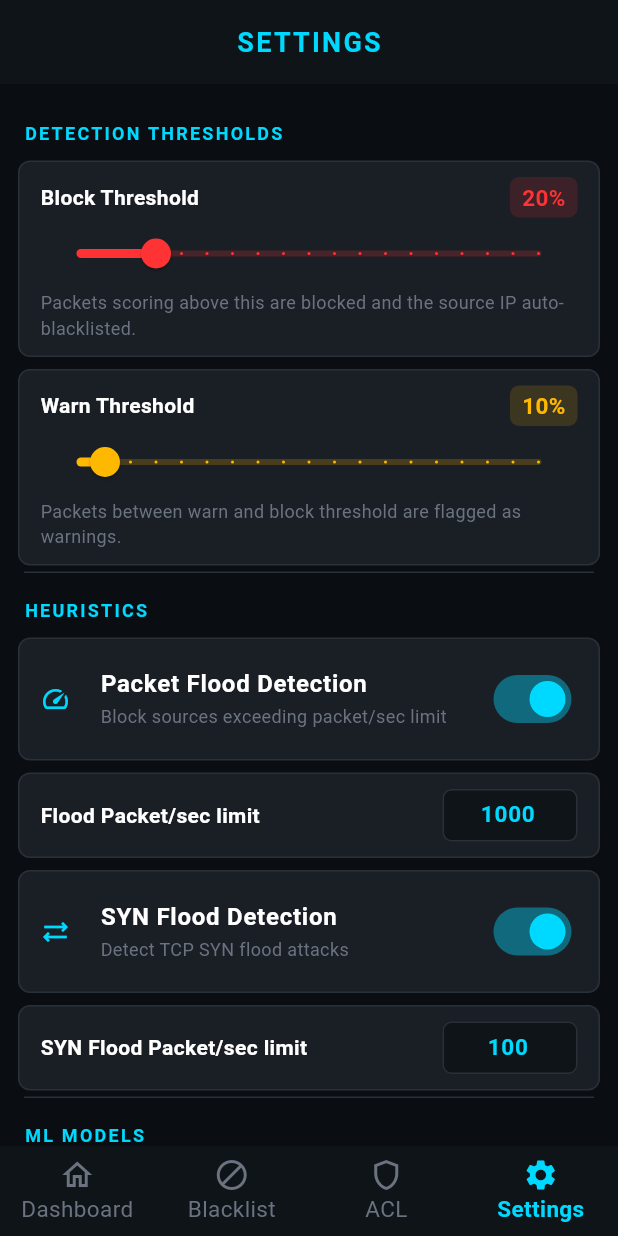
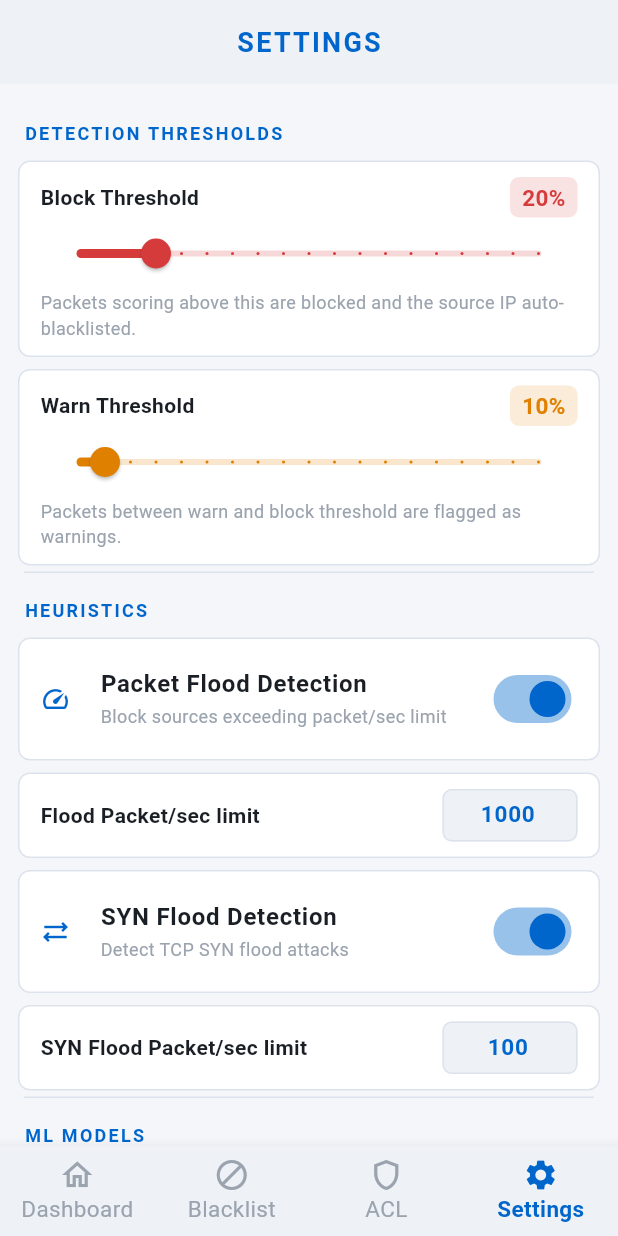
Before and after one commit to issadana/neural_firewall_app, a Flutter app: the screen it shows after launch, item 4 of the bottom bar chosen, on a phone screen of 412 x 824 dp. Run offline on Flutter 3.47's test engine with Material 3 defaults, Android fonts, the phone set to English and light mode, and no system bars; drawn by our look-alikes of badges; our stand-ins replace dio, fl_chart, flutter_animate, flutter_bloc, freezed_annotation, get_it and 5 more.

Commit message:
add white theme

```diff
--- a/lib/app.dart
+++ b/lib/app.dart
@@ -19,7 +19,7 @@ class NeuralFirewallApp extends StatelessWidget {
   Widget build(BuildContext context) {
     return MaterialApp(
       title: AppConstants.appName,
-      theme: AppTheme.darkTheme(),
+      theme: AppTheme.lightTheme(),
       debugShowCheckedModeBanner: false,
       home: const _AppShell(),
     );
--- a/lib/core/theme/app_colors.dart
+++ b/lib/core/theme/app_colors.dart
@@ -1,34 +1,34 @@
 import 'package:flutter/material.dart';
 
 class AppColors {
-  // Primary colors
-  static const Color primaryDark = Color(0xFF0F1419);
-  static const Color primaryBlack = Color(0xFF0A0E12);
-  static const Color accentBlue = Color(0xFF00D9FF);
-  static const Color accentGreen = Color(0xFF00FF41);
+  // Primary colors (backgrounds)
+  static const Color primaryDark = Color(0xFFEEF1F6);
+  static const Color primaryBlack = Color(0xFFF4F6FA);
+  static const Color accentBlue = Color(0xFF0066CC);
+  static const Color accentGreen = Color(0xFF1A9E5C);
 
   // Status colors
-  static const Color statusNormal = Color(0xFF00FF41);
-  static const Color statusWarning = Color(0xFFFFB800);
-  static const Color statusDanger = Color(0xFFFF3333);
+  static const Color statusNormal = Color(0xFF1A9E5C);
+  static const Color statusWarning = Color(0xFFE08000);
+  static const Color statusDanger = Color(0xFFD63B3B);
   static const Color statusCritical = Color(0xFF8B0000);
 
   // UI colors
-  static const Color surfaceLight = Color(0xFF1A1F26);
-  static const Color surfaceDark = Color(0xFF0F1419);
-  static const Color borderColor = Color(0xFF2A3038);
-  static const Color textPrimary = Color(0xFFFFFFFF);
-  static const Color textSecondary = Color(0xFFB0B8C1);
-  static const Color textDisabled = Color(0xFF6B7280);
+  static const Color surfaceLight = Color(0xFFFFFFFF);
+  static const Color surfaceDark = Color(0xFFEEF1F6);
+  static const Color borderColor = Color(0xFFDDE3EC);
+  static const Color textPrimary = Color(0xFF1A1F26);
+  static const Color textSecondary = Color(0xFF5A6472);
+  static const Color textDisabled = Color(0xFF9AA3AE);
 
   // Chart colors
-  static const Color chartLine1 = Color(0xFF00D9FF);
-  static const Color chartLine2 = Color(0xFF00FF41);
-  static const Color chartLine3 = Color(0xFFFF3333);
-  static const Color chartBackground = Color(0xFF1A1F26);
+  static const Color chartLine1 = Color(0xFF0066CC);
+  static const Color chartLine2 = Color(0xFF1A9E5C);
+  static const Color chartLine3 = Color(0xFFD63B3B);
+  static const Color chartBackground = Color(0xFFFFFFFF);
 
   // VPN colors
-  static const Color vpnConnected = Color(0xFF00FF41);
-  static const Color vpnDisconnected = Color(0xFF6B7280);
-  static const Color vpnConnecting = Color(0xFFFFB800);
+  static const Color vpnConnected = Color(0xFF1A9E5C);
+  static const Color vpnDisconnected = Color(0xFF9AA3AE);
+  static const Color vpnConnecting = Color(0xFFE08000);
 }
--- a/lib/core/theme/app_theme.dart
+++ b/lib/core/theme/app_theme.dart
@@ -2,20 +2,30 @@ import 'package:flutter/material.dart';
 import 'app_colors.dart';
 
 class AppTheme {
-  static ThemeData darkTheme() {
+  static ThemeData lightTheme() {
     return ThemeData(
       useMaterial3: true,
-      brightness: Brightness.dark,
+      brightness: Brightness.light,
       primaryColor: AppColors.accentBlue,
-      scaffoldBackgroundColor: AppColors.primaryDark,
+      scaffoldBackgroundColor: AppColors.primaryBlack,
+      colorScheme: const ColorScheme.light(
+        primary: AppColors.accentBlue,
+        surface: AppColors.surfaceLight,
+        onPrimary: Colors.white,
+        onSurface: AppColors.textPrimary,
+      ),
       appBarTheme: const AppBarTheme(
-        backgroundColor: AppColors.primaryBlack,
+        backgroundColor: AppColors.surfaceLight,
+        foregroundColor: AppColors.textPrimary,
         elevation: 0,
+        shadowColor: AppColors.borderColor,
+        surfaceTintColor: Colors.transparent,
         centerTitle: true,
       ),
       cardTheme: CardThemeData(
         color: AppColors.surfaceLight,
-        elevation: 2,
+        elevation: 1,
+        shadowColor: AppColors.borderColor,
         shape: RoundedRectangleBorder(borderRadius: BorderRadius.circular(12)),
       ),
       elevatedButtonTheme: ElevatedButtonThemeData(
@@ -34,9 +44,35 @@ class AppTheme {
       inputDecorationTheme: InputDecorationTheme(
         filled: true,
         fillColor: AppColors.surfaceDark,
-        border: OutlineInputBorder(borderRadius: BorderRadius.circular(8)),
+        border: OutlineInputBorder(
+          borderRadius: BorderRadius.circular(8),
+          borderSide: const BorderSide(color: AppColors.borderColor),
+        ),
         contentPadding: const EdgeInsets.all(16),
       ),
+      bottomNavigationBarTheme: const BottomNavigationBarThemeData(
+        backgroundColor: AppColors.surfaceLight,
+        selectedItemColor: AppColors.accentBlue,
+        unselectedItemColor: AppColors.textDisabled,
+        elevation: 8,
+      ),
+      dialogTheme: const DialogThemeData(
+        backgroundColor: AppColors.surfaceLight,
+        surfaceTintColor: Colors.transparent,
+      ),
+      switchTheme: SwitchThemeData(
+        thumbColor: WidgetStateProperty.resolveWith((states) {
+          if (states.contains(WidgetState.selected)) return AppColors.accentBlue;
+          return AppColors.textDisabled;
+        }),
+        trackColor: WidgetStateProperty.resolveWith((states) {
+          if (states.contains(WidgetState.selected)) {
+            return AppColors.accentBlue.withValues(alpha: 0.4);
+          }
+          return AppColors.borderColor;
+        }),
+      ),
+      dividerTheme: const DividerThemeData(color: AppColors.borderColor),
     );
   }
 }
```
